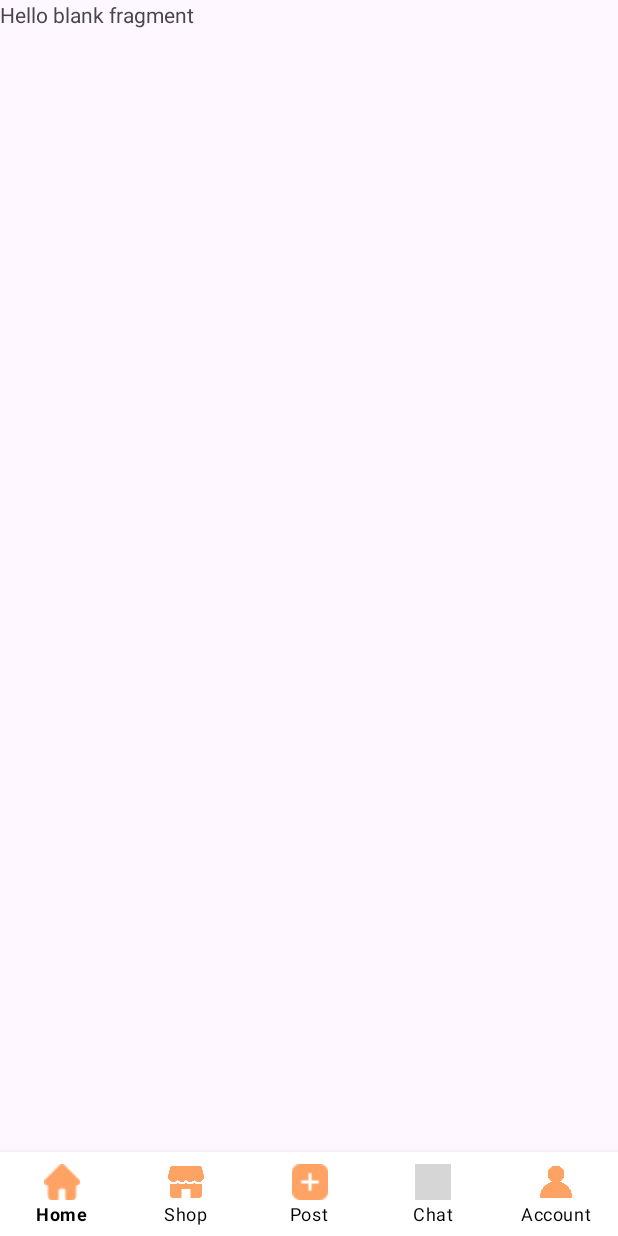
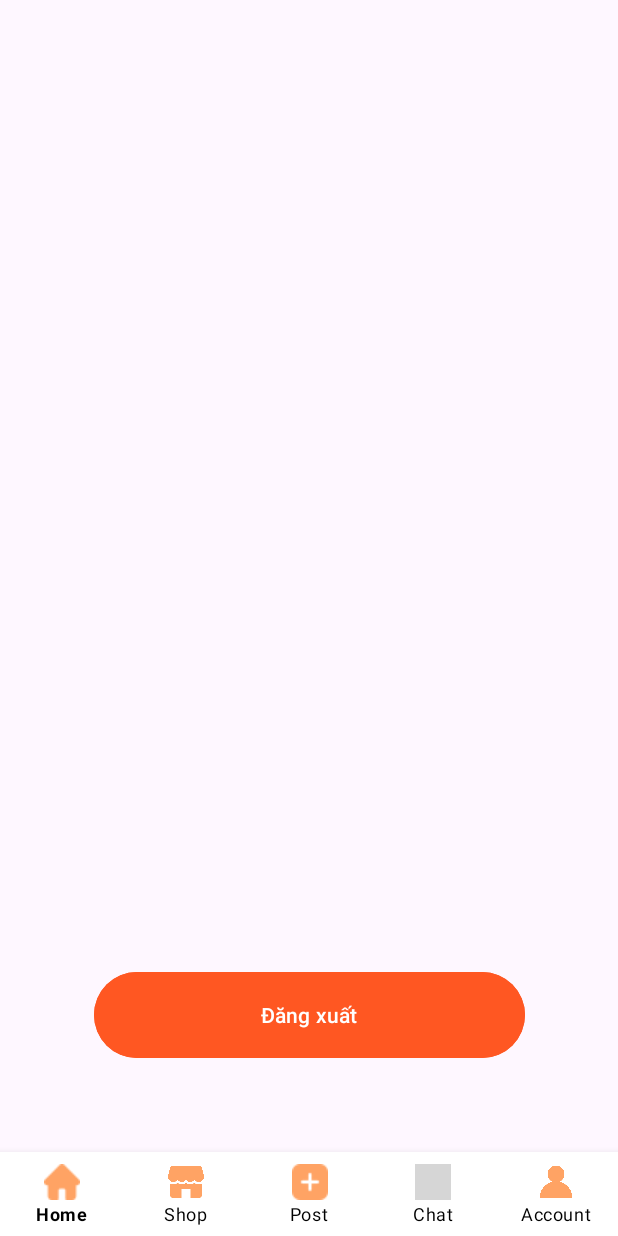
Before and after one commit to AKhoa2109/UniDocs, an Android app: the fragment AccountFragment placed in its activity, on a phone screen of 412 x 824 dp. Run offline under Robolectric (Android 15) with nearby library versions, the phone set to English and light mode, and no system bars; libraries missing offline, so code that uses them is left out: com.tbuonomo.viewpagerdotsindicator; pictures from the network do not load; 4 statements that could not run were skipped; grey boxes are pictures that could not be loaded.

Commit message:
kết nối api login nếu đã login tự đăng nhập

```diff
--- a/app/build.gradle.kts
+++ b/app/build.gradle.kts
@@ -8,7 +8,7 @@ android {
 
     defaultConfig {
         applicationId = "vn.anhkhoa.projectwebsitebantailieu"
-        minSdk = 24
+        minSdk = 26
         targetSdk = 35
         versionCode = 1
         versionName = "1.0"
--- a/app/src/main/java/vn/anhkhoa/projectwebsitebantailieu/api/ApiService.java
+++ b/app/src/main/java/vn/anhkhoa/projectwebsitebantailieu/api/ApiService.java
@@ -1,22 +1,36 @@
 package vn.anhkhoa.projectwebsitebantailieu.api;
+
+import android.os.Build;
+
+import androidx.annotation.RequiresApi;
 
 import com.google.gson.Gson;
 import com.google.gson.GsonBuilder;
 
+import java.time.LocalDateTime;
 import java.util.List;
 
 import retrofit2.Call;
 import retrofit2.Retrofit;
 import retrofit2.converter.gson.GsonConverterFactory;
+import retrofit2.http.Body;
 import retrofit2.http.GET;
+import retrofit2.http.POST;
 import retrofit2.http.Path;
 import retrofit2.http.Query;
 import vn.anhkhoa.projectwebsitebantailieu.model.CategoryDto;
 import vn.anhkhoa.projectwebsitebantailieu.model.ChatLineDto;
 import vn.anhkhoa.projectwebsitebantailieu.model.DocumentDto;
+import vn.anhkhoa.projectwebsitebantailieu.model.request.LoginRequest;
+import vn.anhkhoa.projectwebsitebantailieu.model.response.UserResponse;
+import vn.anhkhoa.projectwebsitebantailieu.utils.LocalDateTimeAdapter;
 
+@RequiresApi(api = Build.VERSION_CODES.O)
 public interface ApiService {
-    Gson gson = new GsonBuilder().setDateFormat("dd-MM-yyyy").create();
+    //Gson gson = new GsonBuilder().setDateFormat("dd-MM-yyyy").create();
+     Gson gson = new GsonBuilder()
+                    .registerTypeAdapter(LocalDateTime.class, new LocalDateTimeAdapter())
+            .create();
     ApiService apiService = new Retrofit.Builder()
             .baseUrl("http://10.0.2.2:8080/api/")
             .addConverterFactory(GsonConverterFactory.create(gson))
@@ -35,4 +49,8 @@ public interface ApiService {
     //chat
     @GET("conversations/{conversationId}/messages")
     Call<ResponseData<List<ChatLineDto>>> getChatMessages(@Path("conversationId") Long conversationId);
+
+    //user
+    @POST("user/login")
+    Call<ResponseData<UserResponse>> login(@Body LoginRequest request);
 }
--- a/app/src/main/java/vn/anhkhoa/projectwebsitebantailieu/database/DatabaseHandler.java
+++ b/app/src/main/java/vn/anhkhoa/projectwebsitebantailieu/database/DatabaseHandler.java
@@ -16,7 +16,7 @@ public class DatabaseHandler extends SQLiteOpenHelper {
     private static DatabaseHandler instance;
 
     // constructor
-    private DatabaseHandler(Context context) {
+    public DatabaseHandler(Context context) {
         super(context, DATABASE_NAME, null, DATABASE_VERSION);
     }
 
--- a/app/src/main/java/vn/anhkhoa/projectwebsitebantailieu/fragment/AccountFragment.java
+++ b/app/src/main/java/vn/anhkhoa/projectwebsitebantailieu/fragment/AccountFragment.java
@@ -1,14 +1,26 @@
 package vn.anhkhoa.projectwebsitebantailieu.fragment;
 
+import android.content.Intent;
 import android.os.Bundle;
 
+import androidx.annotation.NonNull;
+import androidx.core.graphics.Insets;
+import androidx.core.view.ViewCompat;
+import androidx.core.view.WindowInsetsCompat;
 import androidx.fragment.app.Fragment;
+import androidx.recyclerview.widget.LinearLayoutManager;
+import androidx.recyclerview.widget.RecyclerView;
 
 import android.view.LayoutInflater;
 import android.view.View;
 import android.view.ViewGroup;
 
 import vn.anhkhoa.projectwebsitebantailieu.R;
+import vn.anhkhoa.projectwebsitebantailieu.activity.MainActivity;
+import vn.anhkhoa.projectwebsitebantailieu.activity.SignIn;
+import vn.anhkhoa.projectwebsitebantailieu.adapter.ConversationAdapter;
+import vn.anhkhoa.projectwebsitebantailieu.databinding.FragmentAccountBinding;
+import vn.anhkhoa.projectwebsitebantailieu.utils.SessionManager;
 
 /**
  * A simple {@link Fragment} subclass.
@@ -16,9 +28,8 @@ import vn.anhkhoa.projectwebsitebantailieu.R;
  * create an instance of this fragment.
  */
 public class AccountFragment extends Fragment {
-
-    // TODO: Rename parameter arguments, choose names that match
-    // the fragment initialization parameters, e.g. ARG_ITEM_NUMBER
+    private FragmentAccountBinding binding;
+    SessionManager session;
     private static final String ARG_PARAM1 = "param1";
     private static final String ARG_PARAM2 = "param2";
 
@@ -29,16 +40,6 @@ public class AccountFragment extends Fragment {
     public AccountFragment() {
         // Required empty public constructor
     }
-
-    /**
-     * Use this factory method to create a new instance of
-     * this fragment using the provided parameters.
-     *
-     * @param param1 Parameter 1.
-     * @param param2 Parameter 2.
-     * @return A new instance of fragment AccountFragment.
-     */
-    // TODO: Rename and change types and number of parameters
     public static AccountFragment newInstance(String param1, String param2) {
         AccountFragment fragment = new AccountFragment();
         Bundle args = new Bundle();
@@ -60,7 +61,33 @@ public class AccountFragment extends Fragment {
     @Override
     public View onCreateView(LayoutInflater inflater, ViewGroup container,
                              Bundle savedInstanceState) {
-        // Inflate the layout for this fragment
-        return inflater.inflate(R.layout.fragment_account, container, false);
+        binding = FragmentAccountBinding.inflate(inflater, container, false);
+        return binding.getRoot();
+
+    }
+
+    @Override
+    public void onViewCreated(@NonNull View view, Bundle savedInstanceState){
+        super.onViewCreated(view, savedInstanceState);
+        ViewCompat.setOnApplyWindowInsetsListener(binding.fragmentAccountLayout, (v, insets) -> {
+            Insets systemBars = insets.getInsets(WindowInsetsCompat.Type.systemBars());
+            v.setPadding(systemBars.left, systemBars.top, systemBars.right, systemBars.bottom);
+            return insets;
+        });
+        session = SessionManager.getInstance(requireActivity());
+
+        binding.btnLogout.setOnClickListener(new View.OnClickListener() {
+            @Override
+            public void onClick(View view) {
+                // Xóa session đăng nhập
+                session.logout();
+
+                // Chuyển về LoginActivity và đóng mọi Activity trước đó
+                Intent intent = new Intent(requireActivity(), SignIn.class);
+                intent.setFlags(Intent.FLAG_ACTIVITY_CLEAR_TOP | Intent.FLAG_ACTIVITY_NEW_TASK);
+                startActivity(intent);
+                requireActivity().finish();
+            }
+        });
     }
 }
--- a/app/src/main/java/vn/anhkhoa/projectwebsitebantailieu/fragment/ConversationListFragment.java
+++ b/app/src/main/java/vn/anhkhoa/projectwebsitebantailieu/fragment/ConversationListFragment.java
@@ -79,8 +79,7 @@ public class ConversationListFragment extends Fragment {
     @Override
     public void onViewCreated(@NonNull View view, Bundle savedInstanceState){
         super.onViewCreated(view, savedInstanceState);
-        View mainView = view.findViewById(R.id.fragment_conversation_layout);
-        ViewCompat.setOnApplyWindowInsetsListener(mainView, (v, insets) -> {
+        ViewCompat.setOnApplyWindowInsetsListener(binding.fragmentConversationLayout, (v, insets) -> {
             Insets systemBars = insets.getInsets(WindowInsetsCompat.Type.systemBars());
             v.setPadding(systemBars.left, systemBars.top, systemBars.right, systemBars.bottom);
             return insets;
--- a/app/src/main/res/layout/activity_sign_in.xml
+++ b/app/src/main/res/layout/activity_sign_in.xml
@@ -50,6 +50,7 @@
                 app:startIconDrawable="@drawable/user_icon">
 
                 <com.google.android.material.textfield.TextInputEditText
+                    android:id="@+id/etEmail"
                     android:layout_width="match_parent"
                     android:layout_height="wrap_content"
                     android:inputType="textEmailAddress"
@@ -69,6 +70,7 @@
                 app:startIconDrawable="@drawable/password_icon">
 
                 <com.google.android.material.textfield.TextInputEditText
+                    android:id="@+id/etPassword"
                     android:layout_width="match_parent"
                     android:layout_height="wrap_content"
                     android:inputType="textPassword"
--- a/app/src/main/res/layout/fragment_account.xml
+++ b/app/src/main/res/layout/fragment_account.xml
@@ -1,14 +1,27 @@
 <?xml version="1.0" encoding="utf-8"?>
-<FrameLayout xmlns:android="http://schemas.android.com/apk/res/android"
+<androidx.constraintlayout.widget.ConstraintLayout xmlns:android="http://schemas.android.com/apk/res/android"
     xmlns:tools="http://schemas.android.com/tools"
+    android:id="@+id/fragment_account_layout"
     android:layout_width="match_parent"
     android:layout_height="match_parent"
+    xmlns:app="http://schemas.android.com/apk/res-auto"
     tools:context=".fragment.AccountFragment">
 
-    <!-- TODO: Update blank fragment layout -->
-    <TextView
-        android:layout_width="match_parent"
-        android:layout_height="match_parent"
-        android:text="@string/hello_blank_fragment" />
+    <com.google.android.material.button.MaterialButton
+        android:id="@+id/btnLogout"
+        android:layout_width="287dp"
+        android:layout_height="65dp"
+        android:layout_margin="16dp"
+        android:backgroundTint="@color/colorPrimary"
+        android:onClick="onLogoutClick"
+        android:padding="12dp"
+        android:text="Đăng xuất"
+        android:textColor="@android:color/white"
+        app:layout_constraintBottom_toBottomOf="parent"
+        app:layout_constraintEnd_toEndOf="parent"
+        app:layout_constraintStart_toStartOf="parent"
+        app:layout_constraintTop_toTopOf="parent"
+        app:layout_constraintVertical_bias="0.864"
+        tools:ignore="MissingConstraints" />
 
-</FrameLayout>
+</androidx.constraintlayout.widget.ConstraintLayout>
```
Also changed, not shown: app/src/main/java/vn/anhkhoa/projectwebsitebantailieu/activity/SignIn.java (+67 -12 lines), app/src/main/java/vn/anhkhoa/projectwebsitebantailieu/fragment/ChatFragment.java (+7 -4 lines), app/src/main/java/vn/anhkhoa/projectwebsitebantailieu/model/request/LoginRequest.java (added, +24 -0 lines), app/src/main/java/vn/anhkhoa/projectwebsitebantailieu/model/response/UserResponse.java (added, +46 -0 lines), app/src/main/java/vn/anhkhoa/projectwebsitebantailieu/utils/SessionManager.java (added, +86 -0 lines).
